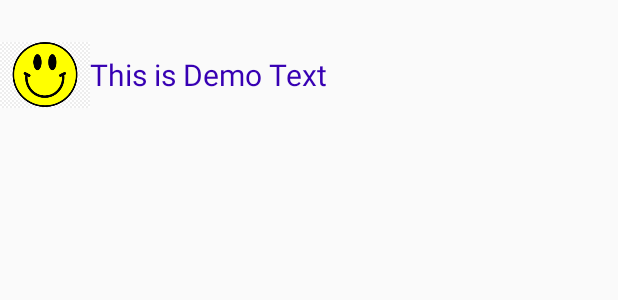
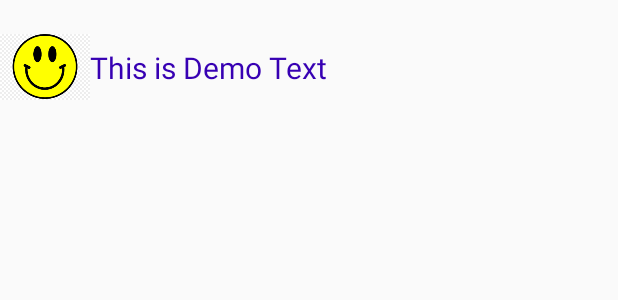
Before and after one commit to sumonece15/RecyclerView-Example2, an Android app: the layout single_row.xml on its own in the app's theme, with its tools: preview values and no code run, on a phone screen of 412 x 824 dp. Shown: the top 300 px of the screen. Run offline under Robolectric (Android 15) with nearby library versions, the phone set to English and light mode, and no system bars.

Commit message:
RecyclerView Example2 (1.0)

```diff
--- a/app/src/main/res/layout/single_row.xml
+++ b/app/src/main/res/layout/single_row.xml
@@ -1,7 +1,7 @@
 <?xml version="1.0" encoding="utf-8"?>
 <androidx.appcompat.widget.LinearLayoutCompat xmlns:android="http://schemas.android.com/apk/res/android"
     android:layout_width="match_parent"
-    android:layout_height="100dp">
+    android:layout_height="90dp">
 
     <ImageView
         android:id="@+id/img1"
```
